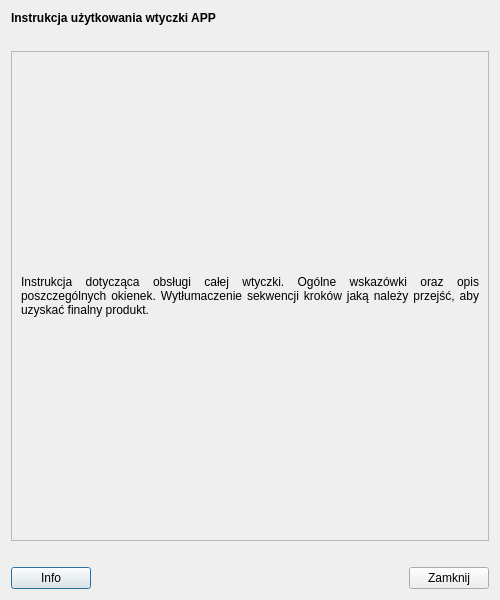
Before: the Qt Designer form modules/settings/views/ui/pomoc_dialog_base.ui in envirosolutionspl/wtyczka_qgis_app, drawn with Qt 5.
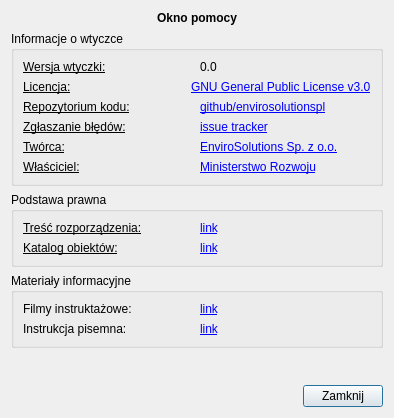
After: the same form once the commit is applied.

Commit message: okno pomocy

Diff of the .ui file:
```diff
--- a/modules/settings/views/ui/pomoc_dialog_base.ui
+++ b/modules/settings/views/ui/pomoc_dialog_base.ui
@@ -9,8 +9,8 @@
    <rect>
     <x>0</x>
     <y>0</y>
-    <width>500</width>
-    <height>600</height>
+    <width>394</width>
+    <height>418</height>
    </rect>
   </property>
   <property name="windowTitle">
@@ -28,7 +28,10 @@
         </font>
        </property>
        <property name="text">
-        <string>Instrukcja użytkowania wtyczki APP</string>
+        <string>Okno pomocy</string>
+       </property>
+       <property name="alignment">
+        <set>Qt::AlignCenter</set>
        </property>
        <property name="margin">
         <number>7</number>
@@ -36,65 +39,273 @@
       </widget>
      </item>
      <item>
-      <widget class="QLabel" name="empty_lbl">
-       <property name="text">
-        <string/>
+      <widget class="QGroupBox" name="verticalGroupBox">
+       <property name="title">
+        <string>Informacje o wtyczce</string>
        </property>
+       <layout class="QVBoxLayout" name="verticalLayout_2">
+        <item>
+         <layout class="QHBoxLayout" name="horizontalLayout_3">
+          <item>
+           <widget class="QLabel" name="label_3">
+            <property name="font">
+             <font>
+              <underline>true</underline>
+             </font>
+            </property>
+            <property name="text">
+             <string>Wersja wtyczki:</string>
+            </property>
+           </widget>
+          </item>
+          <item>
+           <widget class="QLabel" name="version_lbl">
+            <property name="text">
+             <string>0.0</string>
+            </property>
+           </widget>
+          </item>
+         </layout>
+        </item>
+        <item>
+         <layout class="QHBoxLayout" name="horizontalLayout">
+          <item>
+           <widget class="QLabel" name="label_4">
+            <property name="font">
+             <font>
+              <underline>true</underline>
+             </font>
+            </property>
+            <property name="text">
+             <string>Licencja:</string>
+            </property>
+           </widget>
+          </item>
+          <item>
+           <widget class="QLabel" name="label_2">
+            <property name="text">
+             <string>&lt;a href=&quot;https://www.gnu.org/licenses/gpl-3.0.html&quot;&gt;GNU General Public License v3.0&lt;/a&gt;</string>
+            </property>
+            <property name="textFormat">
+             <enum>Qt::RichText</enum>
+            </property>
+           </widget>
+          </item>
+         </layout>
+        </item>
+        <item>
+         <layout class="QHBoxLayout" name="horizontalLayout_5">
+          <item>
+           <widget class="QLabel" name="label">
+            <property name="font">
+             <font>
+              <underline>true</underline>
+             </font>
+            </property>
+            <property name="text">
+             <string>Repozytorium kodu:</string>
+            </property>
+           </widget>
+          </item>
+          <item>
+           <widget class="QLabel" name="label_5">
+            <property name="text">
+             <string>&lt;html&gt;&lt;head/&gt;&lt;body&gt;&lt;p&gt;&lt;a href=&quot;https://github.com/envirosolutionspl/wtyczka_qgis_app&quot;&gt;&lt;span style=&quot; text-decoration: underline; color:#0000ff;&quot;&gt;github/envirosolutionspl&lt;/span&gt;&lt;/a&gt;&lt;/p&gt;&lt;/body&gt;&lt;/html&gt;</string>
+            </property>
+            <property name="textFormat">
+             <enum>Qt::RichText</enum>
+            </property>
+           </widget>
+          </item>
+         </layout>
+        </item>
+        <item>
+         <layout class="QHBoxLayout" name="horizontalLayout_4">
+          <item>
+           <widget class="QLabel" name="label_7">
+            <property name="font">
+             <font>
+              <underline>true</underline>
+             </font>
+            </property>
+            <property name="text">
+             <string>Zgłaszanie błędów:</string>
+            </property>
+           </widget>
+          </item>
+          <item>
+           <widget class="QLabel" name="label_6">
+            <property name="text">
+             <string>&lt;a href=&quot;https://github.com/envirosolutionspl/wtyczka_qgis_app/issues&quot;&gt;issue tracker&lt;/a&gt;</string>
+            </property>
+           </widget>
+          </item>
+         </layout>
+        </item>
+        <item>
+         <layout class="QHBoxLayout" name="horizontalLayout_6">
+          <item>
+           <widget class="QLabel" name="label_8">
+            <property name="font">
+             <font>
+              <underline>true</underline>
+             </font>
+            </property>
+            <property name="text">
+             <string>Twórca:</string>
+            </property>
+           </widget>
+          </item>
+          <item>
+           <widget class="QLabel" name="label_9">
+            <property name="text">
+             <string>&lt;a href=&quot;https://envirosolutions.pl&quot;&gt;EnviroSolutions Sp. z o.o.&lt;/a&gt;</string>
+            </property>
+           </widget>
+          </item>
+         </layout>
+        </item>
+        <item>
+         <layout class="QHBoxLayout" name="horizontalLayout_7">
+          <item>
+           <widget class="QLabel" name="label_10">
+            <property name="font">
+             <font>
+              <underline>true</underline>
+             </font>
+            </property>
+            <property name="text">
+             <string>Właściciel:</string>
+            </property>
+           </widget>
+          </item>
+          <item>
+           <widget class="QLabel" name="label_11">
+            <property name="text">
+             <string>&lt;a href=&quot;https://mr.gov.pl&quot;&gt;Ministerstwo Rozwoju&lt;/a&gt;</string>
+            </property>
+           </widget>
+          </item>
+         </layout>
+        </item>
+       </layout>
       </widget>
      </item>
      <item>
-      <widget class="QScrollArea" name="instruction_scrollArea">
-       <property name="widgetResizable">
-        <bool>true</bool>
+      <widget class="QGroupBox" name="verticalGroupBox">
+       <property name="title">
+        <string>Podstawa prawna</string>
        </property>
-       <widget class="QWidget" name="scrollAreaWidgetContents">
-        <property name="geometry">
-         <rect>
-          <x>0</x>
-          <y>0</y>
-          <width>484</width>
-          <height>502</height>
-         </rect>
-        </property>
-        <layout class="QGridLayout" name="gridLayout">
-         <item row="0" column="0">
-          <widget class="QLabel" name="instruction_lbl">
-           <property name="font">
-            <font>
-             <stylestrategy>PreferDefault</stylestrategy>
-            </font>
-           </property>
-           <property name="text">
-            <string>Instrukcja dotycząca obsługi całej wtyczki. Ogólne wskazówki oraz opis poszczególnych okienek. Wytłumaczenie sekwencji kroków jaką należy przejść, aby uzyskać finalny produkt.</string>
-           </property>
-           <property name="alignment">
-            <set>Qt::AlignJustify|Qt::AlignVCenter</set>
-           </property>
-           <property name="wordWrap">
-            <bool>true</bool>
-           </property>
-          </widget>
-         </item>
-        </layout>
-       </widget>
+       <layout class="QVBoxLayout" name="verticalLayout_3">
+        <item>
+         <layout class="QHBoxLayout" name="horizontalLayout_9">
+          <item>
+           <widget class="QLabel" name="label_12">
+            <property name="font">
+             <font>
+              <underline>true</underline>
+             </font>
+            </property>
+            <property name="text">
+             <string>Treść rozporządzenia:</string>
+            </property>
+           </widget>
+          </item>
+          <item>
+           <widget class="QLabel" name="label_13">
+            <property name="text">
+             <string>&lt;a href=&quot;https://envirosolutions.pl&quot;&gt;link&lt;/a&gt;</string>
+            </property>
+           </widget>
+          </item>
+         </layout>
+        </item>
+        <item>
+         <layout class="QHBoxLayout" name="horizontalLayout_8">
+          <item>
+           <widget class="QLabel" name="label_15">
+            <property name="font">
+             <font>
+              <underline>true</underline>
+             </font>
+            </property>
+            <property name="text">
+             <string>Katalog obiektów:</string>
+            </property>
+           </widget>
+          </item>
+          <item>
+           <widget class="QLabel" name="label_14">
+            <property name="text">
+             <string>&lt;a href=&quot;https://envirosolutions.pl&quot;&gt;link&lt;/a&gt;</string>
+            </property>
+           </widget>
+          </item>
+         </layout>
+        </item>
+       </layout>
       </widget>
      </item>
      <item>
-      <widget class="QLabel" name="empty2_lbl">
-       <property name="text">
-        <string/>
+      <widget class="QGroupBox" name="verticalGroupBox">
+       <property name="title">
+        <string>Materiały informacyjne</string>
        </property>
+       <layout class="QVBoxLayout" name="verticalLayout_4">
+        <item>
+         <layout class="QHBoxLayout" name="horizontalLayout_11">
+          <item>
+           <widget class="QLabel" name="label_17">
+            <property name="text">
+             <string>Filmy instruktażowe:</string>
+            </property>
+           </widget>
+          </item>
+          <item>
+           <widget class="QLabel" name="label_16">
+            <property name="text">
+             <string>&lt;a href=&quot;https://envirosolutions.pl&quot;&gt;link&lt;/a&gt;</string>
+            </property>
+           </widget>
+          </item>
+         </layout>
+        </item>
+        <item>
+         <layout class="QHBoxLayout" name="horizontalLayout_10">
+          <item>
+           <widget class="QLabel" name="label_19">
+            <property name="text">
+             <string>Instrukcja pisemna:</string>
+            </property>
+           </widget>
+          </item>
+          <item>
+           <widget class="QLabel" name="label_18">
+            <property name="text">
+             <string>&lt;a href=&quot;https://envirosolutions.pl&quot;&gt;link&lt;/a&gt;</string>
+            </property>
+           </widget>
+          </item>
+         </layout>
+        </item>
+       </layout>
       </widget>
      </item>
+     <item>
+      <spacer name="verticalSpacer">
+       <property name="orientation">
+        <enum>Qt::Vertical</enum>
+       </property>
+       <property name="sizeHint" stdset="0">
+        <size>
+         <width>20</width>
+         <height>40</height>
+        </size>
+       </property>
+      </spacer>
+     </item>
      <item>
       <layout class="QHBoxLayout" name="horizontalLayout_2">
-       <item>
-        <widget class="QPushButton" name="help_btn">
-         <property name="text">
-          <string>Info</string>
-         </property>
-        </widget>
-       </item>
        <item>
         <spacer name="horizontalSpacer">
          <property name="orientation">
```
The commit also changes 6 other files.
